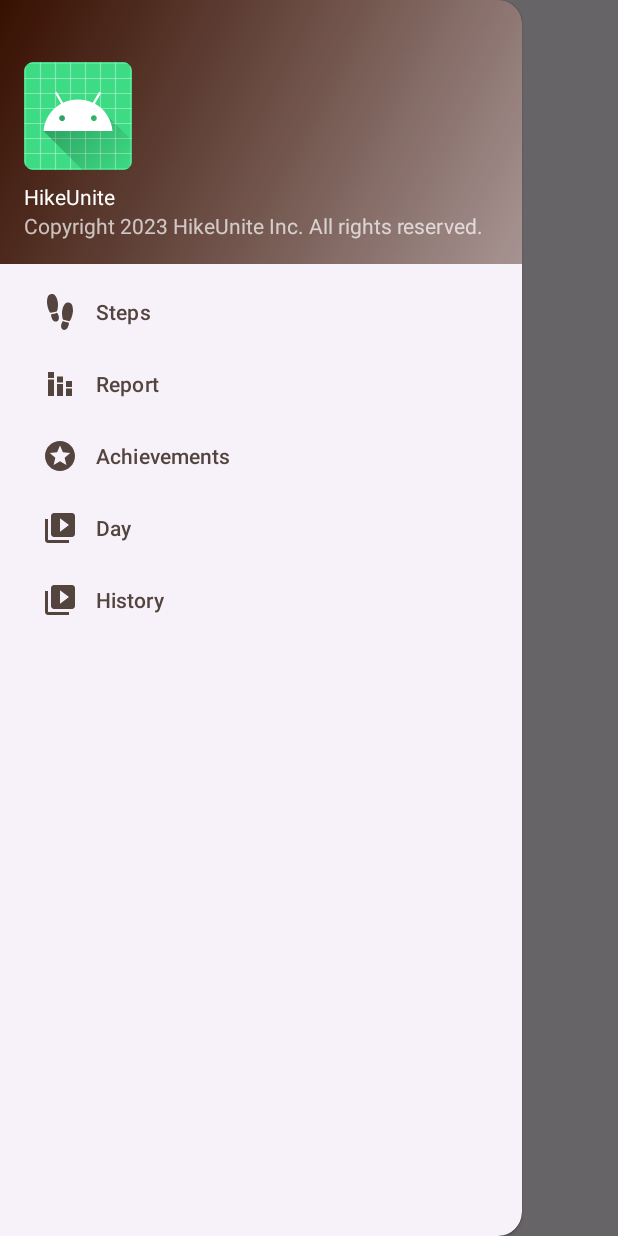
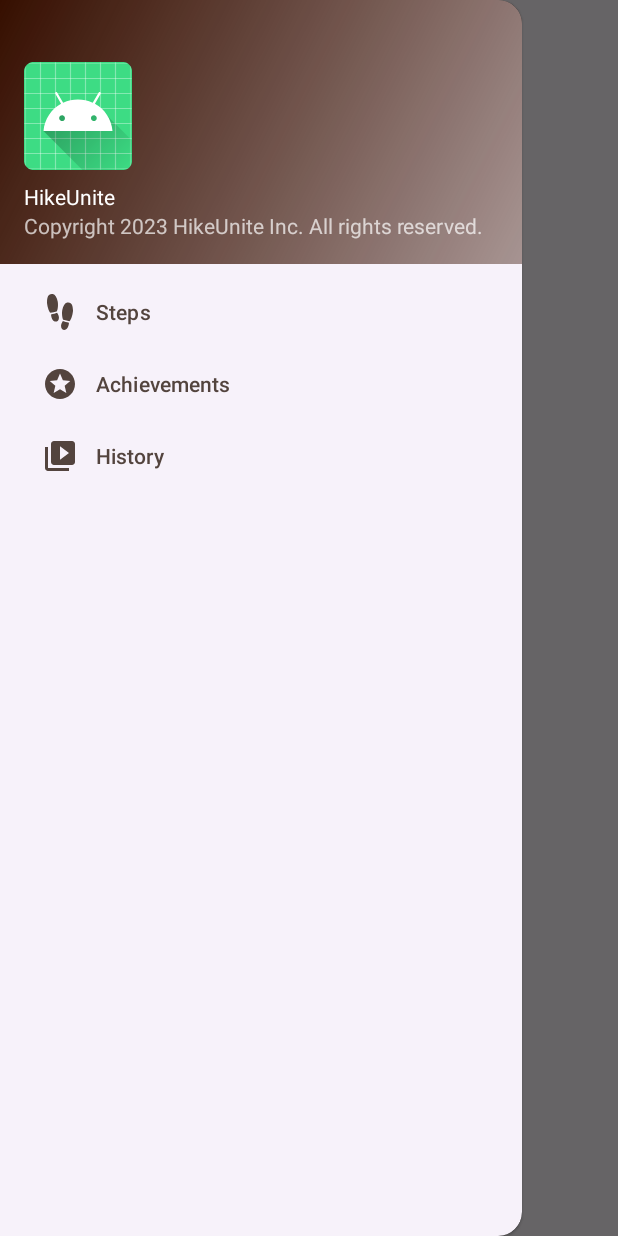
Before and after one commit to clarissakuemhof/MWC_HikeUnite, an Android app: the MainActivity screen opened directly, with no data from a screen before it, with the side drawer open, on a phone screen of 412 x 824 dp. Run offline under Robolectric (Android 15) with nearby library versions, the light colour scheme and no system bars; our stand-ins replace navigation-ui; 7 statements that could not run were skipped.

Commit message:
solved bug in navigation

```diff
--- a/HikeUnite_App/app/src/main/java/com/example/stepappv4/MainActivity.java
+++ b/HikeUnite_App/app/src/main/java/com/example/stepappv4/MainActivity.java
@@ -60,7 +60,7 @@ public class MainActivity extends AppCompatActivity {
         // Passing each menu ID as a set of Ids because each
         // menu should be considered as top level destinations.
         mAppBarConfiguration = new AppBarConfiguration.Builder(
-                R.id.nav_home, R.id.nav_gallery, R.id.nav_achievements, R.id.nav_day)
+                R.id.nav_home, R.id.nav_achievements, R.id.nav_hist)
                 .setOpenableLayout(drawer)
                 .build();
         NavController navController = Navigation.findNavController(this, R.id.nav_host_fragment_content_main);
--- a/HikeUnite_App/app/src/main/java/com/example/stepappv4/ui/Report/ReportFragment.java
+++ b/HikeUnite_App/app/src/main/java/com/example/stepappv4/ui/Report/ReportFragment.java
@@ -35,6 +35,7 @@ import com.anychart.enums.TooltipPositionMode;
 import com.example.stepappv4.StepAppOpenHelper;
 import com.example.stepappv4.databinding.FragmentGalleryBinding;
 import com.example.stepappv4.R;
+import com.example.stepappv4.ui.History.HistoryFragment;
 
 public class ReportFragment extends Fragment {
 
@@ -55,6 +56,7 @@ public class ReportFragment extends Fragment {
         binding = FragmentGalleryBinding.inflate(inflater, container, false);
         View root = binding.getRoot();
 
+
         // Create column chart
         anyChartView = root.findViewById(R.id.hourBarChart);
         anyChartView.setProgressBar(root.findViewById(R.id.loadingBar));
@@ -66,6 +68,8 @@ public class ReportFragment extends Fragment {
 
         return root;
     }
+
+
 
     @Override
     public void onDestroyView() {
--- a/HikeUnite_App/app/src/main/res/menu/activity_main_drawer.xml
+++ b/HikeUnite_App/app/src/main/res/menu/activity_main_drawer.xml
@@ -9,17 +9,9 @@
             android:icon="@drawable/footsteps_silhouette_variant_svgrepo_com"
             android:title="@string/menu_steps" />
         <item
-            android:id="@+id/nav_gallery"
-            android:icon="@drawable/baseline_stacked_bar_chart_24"
-            android:title="@string/menu_report" />
-        <item
             android:id="@+id/nav_achievements"
             android:icon="@drawable/baseline_stars_24"
-            android:title="Achievements" />
-        <item
-            android:id="@+id/nav_day"
-            android:icon="@drawable/ic_menu_slideshow"
-            android:title="@string/day" />
+            android:title="@string/achievements" />
         <item
             android:id="@+id/nav_hist"
             android:icon="@drawable/ic_menu_slideshow"
--- a/HikeUnite_App/app/src/main/res/values/strings.xml
+++ b/HikeUnite_App/app/src/main/res/values/strings.xml
@@ -34,4 +34,5 @@
     <string name="day">Day</string>
     <string name="history">History</string>
     <string name="date">date</string>
+    <string name="achievements">Achievements</string>
 </resources>
```
